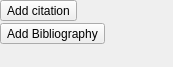
Old version of the form plugins/textshape/dialogs/SimpleCitationWidget.ui in the repository KDE/krita.
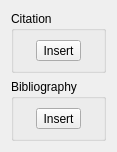
New version of the form.

Commit message: ui for inserting bibliography. Under references tool

```diff
--- a/plugins/textshape/dialogs/SimpleCitationWidget.ui
+++ b/plugins/textshape/dialogs/SimpleCitationWidget.ui
@@ -6,8 +6,8 @@
    <rect>
     <x>0</x>
     <y>0</y>
-    <width>173</width>
-    <height>67</height>
+    <width>116</width>
+    <height>138</height>
    </rect>
   </property>
   <property name="sizePolicy">
@@ -16,32 +16,17 @@
     <verstretch>0</verstretch>
    </sizepolicy>
   </property>
-  <layout class="QGridLayout" name="gridLayout_2" columnstretch="0,1">
-   <property name="margin">
-    <number>0</number>
-   </property>
-   <property name="spacing">
-    <number>0</number>
-   </property>
-   <item row="0" column="0">
     <layout class="QGridLayout" name="gridLayout">
-     <property name="spacing">
-      <number>2</number>
+   <item row="0" column="0">
+    <widget class="QGroupBox" name="groupBox">
+     <property name="title">
+      <string>Citation</string>
      </property>
-     <item row="0" column="0" rowspan="2">
+     <layout class="QGridLayout" name="gridLayout_2">
+      <item row="0" column="0">
       <widget class="QToolButton" name="addCitation">
        <property name="text">
-        <string>Add citation</string>
-       </property>
-       <property name="autoRaise">
-        <bool>false</bool>
-       </property>
-      </widget>
-     </item>
-     <item row="2" column="0">
-      <widget class="QToolButton" name="addBibliography">
-       <property name="text">
-        <string>Add Bibliography</string>
+         <string>Insert</string>
        </property>
        <property name="autoRaise">
         <bool>false</bool>
@@ -49,38 +34,26 @@
       </widget>
      </item>
     </layout>
-   </item>
-   <item row="0" column="1">
-    <spacer name="horizontalSpacer_2">
-     <property name="orientation">
-      <enum>Qt::Horizontal</enum>
-     </property>
-     <property name="sizeType">
-      <enum>QSizePolicy::Preferred</enum>
-     </property>
-     <property name="sizeHint" stdset="0">
-      <size>
-       <width>0</width>
-       <height>20</height>
-      </size>
-     </property>
-    </spacer>
+    </widget>
    </item>
    <item row="1" column="0">
-    <spacer>
-     <property name="orientation">
-      <enum>Qt::Vertical</enum>
+    <widget class="QGroupBox" name="groupBox_2">
+     <property name="title">
+      <string>Bibliography</string>
      </property>
-     <property name="sizeType">
-      <enum>QSizePolicy::Expanding</enum>
-     </property>
-     <property name="sizeHint" stdset="0">
-      <size>
-       <width>0</width>
-       <height>0</height>
-      </size>
-     </property>
-    </spacer>
+     <layout class="QGridLayout" name="gridLayout_3">
+      <item row="0" column="0">
+       <widget class="QToolButton" name="addBibliography">
+        <property name="text">
+         <string>Insert</string>
+        </property>
+        <property name="autoRaise">
+         <bool>false</bool>
+        </property>
+       </widget>
+      </item>
+     </layout>
+    </widget>
    </item>
   </layout>
  </widget>
```
Lines whose indentation alone changed are shown as unchanged. The commit also changes 4 other files.
